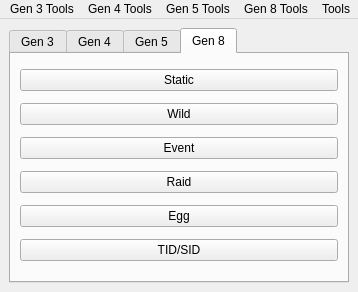
Admiral-Fish/PokeFinder, file Source/Forms/MainWindow.ui: the form before one commit.
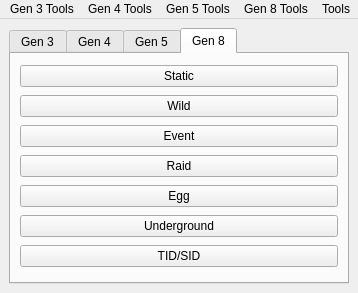
The form after the commit. The open tabs and pages were chosen to show the change. Icons and pictures are not drawn.

Commit message: Finalize initial Underground generation

```diff
--- a/Source/Forms/MainWindow.ui
+++ b/Source/Forms/MainWindow.ui
@@ -7,7 +7,7 @@
     <x>0</x>
     <y>0</y>
     <width>358</width>
-    <height>292</height>
+    <height>293</height>
    </rect>
   </property>
   <property name="windowIcon">
@@ -162,34 +162,6 @@
         <string>Gen 8</string>
        </attribute>
        <layout class="QGridLayout" name="gridLayout_9">
-        <item row="3" column="0">
-         <widget class="QPushButton" name="pushButtonEvent8">
-          <property name="text">
-           <string>Event</string>
-          </property>
-         </widget>
-        </item>
-        <item row="6" column="0">
-         <widget class="QPushButton" name="pushButtonIDs8">
-          <property name="text">
-           <string>TID/SID</string>
-          </property>
-         </widget>
-        </item>
-        <item row="1" column="0">
-         <widget class="QPushButton" name="pushButtonWild8">
-          <property name="text">
-           <string>Wild</string>
-          </property>
-         </widget>
-        </item>
-        <item row="5" column="0">
-         <widget class="QPushButton" name="pushButtonEgg8">
-          <property name="text">
-           <string>Egg</string>
-          </property>
-         </widget>
-        </item>
         <item row="4" column="0">
          <widget class="QPushButton" name="pushButtonRaid">
           <property name="text">
@@ -197,6 +169,27 @@
           </property>
          </widget>
         </item>
+        <item row="3" column="0">
+         <widget class="QPushButton" name="pushButtonEvent8">
+          <property name="text">
+           <string>Event</string>
+          </property>
+         </widget>
+        </item>
+        <item row="1" column="0">
+         <widget class="QPushButton" name="pushButtonWild8">
+          <property name="text">
+           <string>Wild</string>
+          </property>
+         </widget>
+        </item>
+        <item row="8" column="0">
+         <widget class="QPushButton" name="pushButtonIDs8">
+          <property name="text">
+           <string>TID/SID</string>
+          </property>
+         </widget>
+        </item>
         <item row="0" column="0">
          <widget class="QPushButton" name="pushButtonStatic8">
           <property name="text">
@@ -204,6 +197,20 @@
           </property>
          </widget>
         </item>
+        <item row="6" column="0">
+         <widget class="QPushButton" name="pushButtonEgg8">
+          <property name="text">
+           <string>Egg</string>
+          </property>
+         </widget>
+        </item>
+        <item row="7" column="0">
+         <widget class="QPushButton" name="pushButtonUnderground">
+          <property name="text">
+           <string>Underground</string>
+          </property>
+         </widget>
+        </item>
        </layout>
       </widget>
      </widget>
```
Left out of the diff: 5 changed lines with no effect on the pictures. The commit also changes 17 other files.
